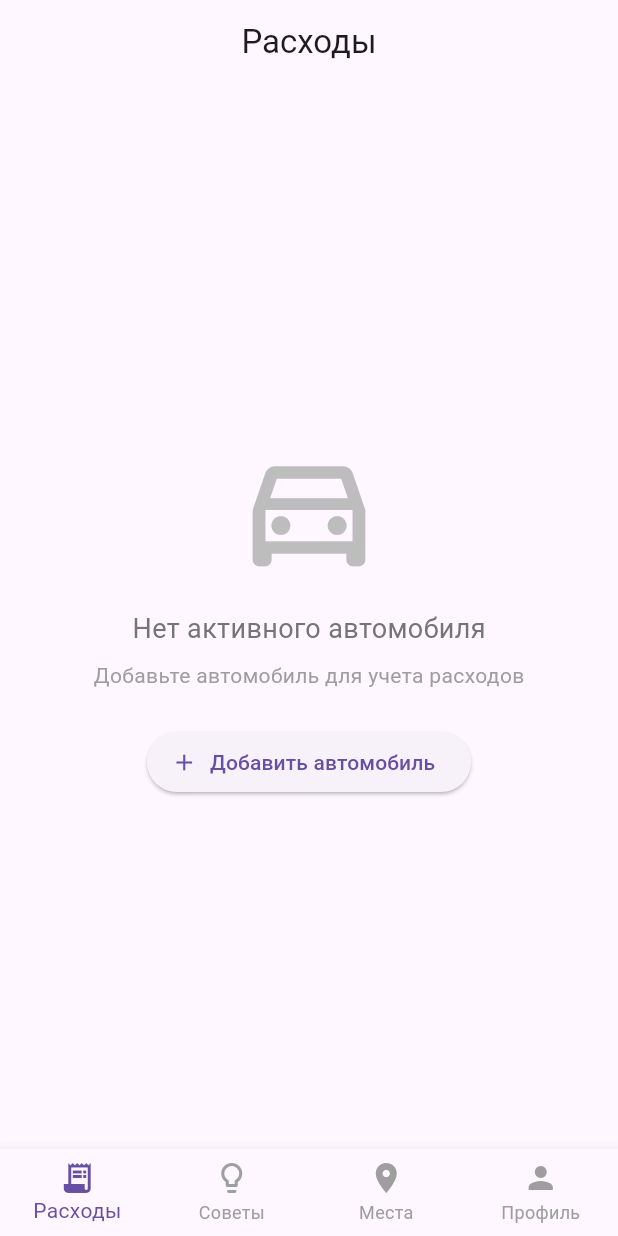
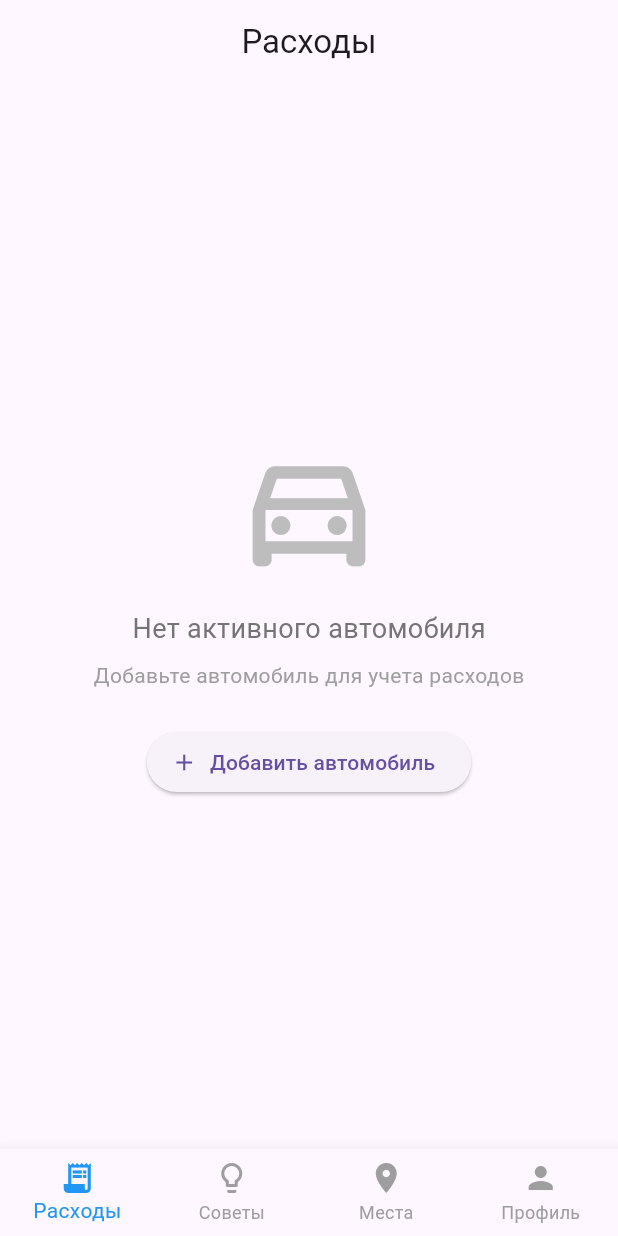
Before and after one commit to art1718em/flutter_practice12, a Flutter app: the MainScreen screen opened by its route, on a phone screen of 412 x 824 dp. Run offline on Flutter 3.47's test engine with Material 3 defaults, Android fonts, the phone set to English and light mode, and no system bars; our stand-ins replace cached_network_image, equatable, flutter_bloc, flutter_secure_storage, get_it, go_router and 2 more; accounts and stored records are empty; network calls fail.

Commit message:
фикс цвета иконок

```diff
--- a/lib/features/navigation/main_screen.dart
+++ b/lib/features/navigation/main_screen.dart
@@ -46,9 +46,6 @@ class _MainScreenState extends State<MainScreen> {
             _currentIndex = index;
           });
         },
-        type: BottomNavigationBarType.fixed,
-        selectedItemColor: Theme.of(context).primaryColor,
-        unselectedItemColor: Colors.grey,
         items: const [
           BottomNavigationBarItem(
             icon: Icon(Icons.receipt_long),
```
Also changed, not shown: lib/shared/app_theme.dart (+11 -0 lines).
